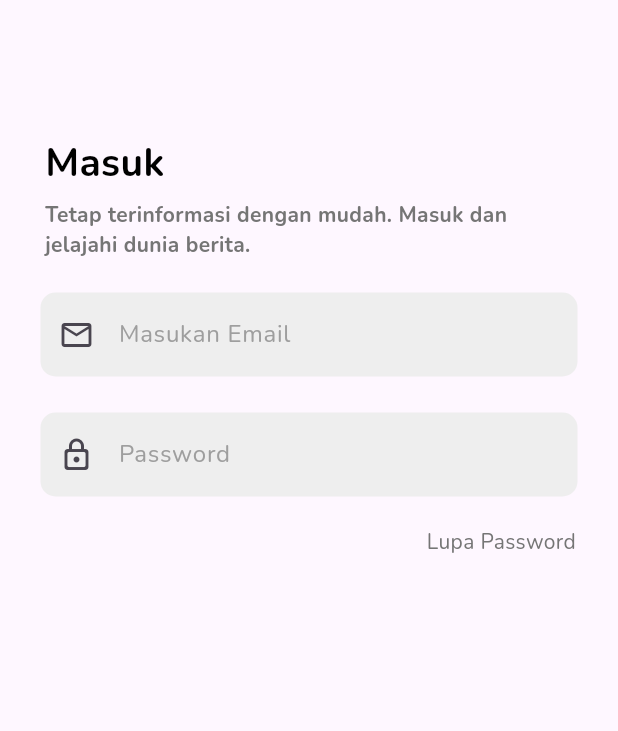
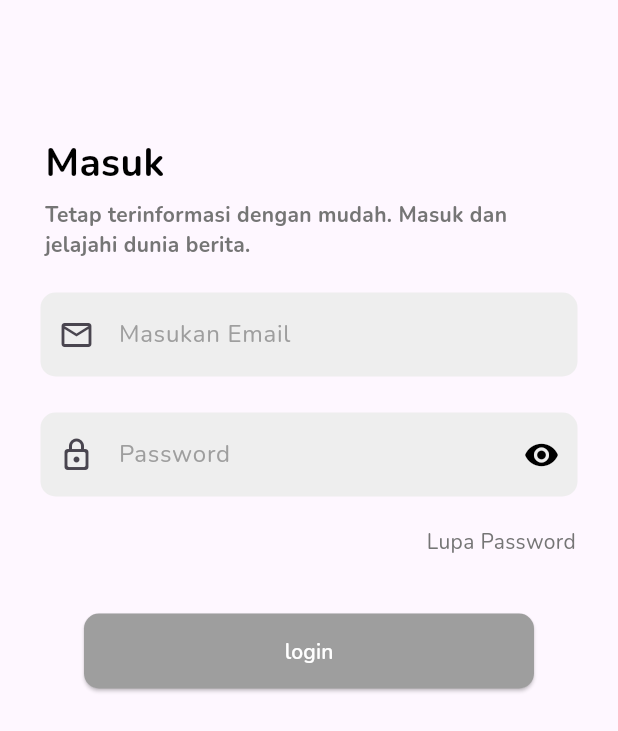
Before and after one commit to laurensiusyuda/News-App, a Flutter app: the screen it shows after launch, after a tap on "Lewati", on a phone screen of 412 x 824 dp. Shown: the top 731 px of the screen. Run offline on Flutter 3.47's test engine with Material 3 defaults, Android fonts, the phone set to English and light mode, and no system bars; our stand-ins replace flutter_svg, get, google_fonts, introduction_screen; missing offline and left inert: validatorless.

Commit message:
fix login page

```diff
--- a/lib/modules/auth/controllers/login_controller.dart
+++ b/lib/modules/auth/controllers/login_controller.dart
@@ -5,4 +5,22 @@ class LoginController extends GetxController {
   // * form key validator
 
   GlobalKey<FormState> formKey = GlobalKey<FormState>();
+  TextEditingController emailFC = TextEditingController();
+  TextEditingController passwordFC = TextEditingController();
+
+  var showPassword = true.obs;
+
+  List<Map<String, String>> dummyUsers = [
+    {"email": "laurensiusyuda87@gmail.com", "password": "Password2!"},
+    {"email": "laurensiusyuda76@gmail.com", "password": "Password3!"},
+  ];
+
+  Future<void> checkLogin() async {
+    try {
+      if (formKey.currentState!.validate()) {
+      } else {}
+    } catch (e) {
+      rethrow;
+    }
+  }
 }
--- a/lib/modules/auth/views/loginscreen.dart
+++ b/lib/modules/auth/views/loginscreen.dart
@@ -1,9 +1,11 @@
 import 'package:dummy_project_1/modules/auth/controllers/login_controller.dart';
 import 'package:dummy_project_1/modules/auth/widgets/header.dart';
+import 'package:dummy_project_1/widget/button.dart';
 import 'package:dummy_project_1/widget/textfield.dart';
 import 'package:flutter/material.dart';
 import 'package:get/get.dart';
 import 'package:google_fonts/google_fonts.dart';
+import 'package:validatorless/validatorless.dart';
 
 class LoginScreen extends StatelessWidget {
   const LoginScreen({super.key});
@@ -24,16 +26,38 @@ class LoginScreen extends StatelessWidget {
               children: [
                 const HeaderScreenLogin(),
                 const SizedBox(height: 5),
-                const TextFieldWidget(
-                  icons: Icon(Icons.mail_outline_outlined),
+                TextFieldWidget(
+                  controller: controller.emailFC,
+                  icons: const Icon(Icons.mail_outline_outlined),
                   title: 'Masukan Email',
+                  validator: Validatorless.multiple(
+                    [
+                      Validatorless.required('Silahkan Masukan Email'),
+                      Validatorless.email('Masukkan Email Yang Valid'),
+                    ],
+                  ),
                 ),
                 const SizedBox(
                   height: 10,
                 ),
-                const TextFieldWidget(
-                  title: 'Password',
-                  icons: Icon(Icons.lock_outline_rounded),
+                Obx(
+                  () => TextFieldWidgetPassword(
+                    obscureText: controller.showPassword.value,
+                    controller: controller.passwordFC,
+                    suffixIcon: IconButton(
+                      onPressed: () {
+                        controller.showPassword.toggle();
+                      },
+                      icon: Icon(
+                        controller.showPassword.value
+                            ? Icons.visibility
+                            : Icons.visibility_off,
+                        color: Colors.black,
+                      ),
+                    ),
+                    title: 'Password',
+                    icons: const Icon(Icons.lock_outline_rounded),
+                  ),
                 ),
                 const SizedBox(
                   height: 5,
@@ -60,6 +84,12 @@ class LoginScreen extends StatelessWidget {
                 const SizedBox(
                   height: 30,
                 ),
+                Center(
+                  child: ButtonWidget(
+                    onPressed: controller.checkLogin(),
+                    title: 'login',
+                  ),
+                )
               ],
             ),
           ),
--- a/lib/widget/button.dart
+++ b/lib/widget/button.dart
@@ -1,10 +1,39 @@
 import 'package:flutter/material.dart';
+import 'package:google_fonts/google_fonts.dart';
 
 class ButtonWidget extends StatelessWidget {
-  const ButtonWidget({super.key});
+  final String? title;
+  final Future<void> onPressed;
+
+  const ButtonWidget({
+    required this.onPressed,
+    this.title,
+    super.key,
+  });
 
   @override
   Widget build(BuildContext context) {
-    return const Placeholder();
+    return ElevatedButton(
+      style: ElevatedButton.styleFrom(
+        backgroundColor: Colors.grey[500],
+        minimumSize: const Size(300, 50),
+        shape: RoundedRectangleBorder(
+          borderRadius: BorderRadius.circular(10),
+        ),
+      ),
+      onPressed: () {
+        onPressed;
+      },
+      child: Text(
+        '$title',
+        style: GoogleFonts.nunito(
+          textStyle: const TextStyle(
+            color: Colors.white,
+            fontSize: 14,
+            fontWeight: FontWeight.w600,
+          ),
+        ),
+      ),
+    );
   }
 }
--- a/lib/widget/textfield.dart
+++ b/lib/widget/textfield.dart
@@ -4,10 +4,15 @@ import 'package:google_fonts/google_fonts.dart';
 class TextFieldWidget extends StatelessWidget {
   final String title;
   final Icon? icons;
+  final TextEditingController? controller;
+  final FormFieldValidator<String>? validator;
+
   const TextFieldWidget({
     super.key,
     this.icons,
     required this.title,
+    this.controller,
+    this.validator,
   });
 
   @override
@@ -15,7 +20,9 @@ class TextFieldWidget extends StatelessWidget {
     return Container(
       margin: const EdgeInsets.all(5),
       padding: const EdgeInsets.all(2),
-      child: TextField(
+      child: TextFormField(
+        validator: validator,
+        controller: controller,
         decoration: InputDecoration(
           filled: true,
           fillColor: Colors.grey[200],
@@ -36,3 +43,52 @@ class TextFieldWidget extends StatelessWidget {
     );
   }
 }
+
+class TextFieldWidgetPassword extends StatelessWidget {
+  final String title;
+  final Icon? icons;
+  final TextEditingController? controller;
+  final FormFieldValidator<String>? validator;
+  final IconButton? suffixIcon;
+  final bool obscureText;
+
+  const TextFieldWidgetPassword({
+    super.key,
+    required this.obscureText,
+    required this.title,
+    this.icons,
+    this.controller,
+    this.validator,
+    this.suffixIcon,
+  });
+
+  @override
+  Widget build(BuildContext context) {
+    return Container(
+      margin: const EdgeInsets.all(5),
+      padding: const EdgeInsets.all(2),
+      child: TextFormField(
+        obscureText: obscureText,
+        validator: validator,
+        controller: controller,
+        decoration: InputDecoration(
+          filled: true,
+          fillColor: Colors.grey[200],
+          border: OutlineInputBorder(
+            borderRadius: BorderRadius.circular(10.0),
+            borderSide: const BorderSide(
+              width: 0,
+              style: BorderStyle.none,
+            ),
+          ),
+          hintText: title,
+          hintStyle: GoogleFonts.nunito(
+            textStyle: const TextStyle(color: Colors.grey),
+          ),
+          prefixIcon: icons,
+          suffixIcon: suffixIcon,
+        ),
+      ),
+    );
+  }
+}
--- a/pubspec.yaml
+++ b/pubspec.yaml
@@ -41,6 +41,7 @@ dependencies:
   flutter_svg: ^2.0.10+1
   introduction_screen: ^3.1.14
   google_fonts: ^6.2.0
+  validatorless: ^1.2.3
 
 dev_dependencies:
   flutter_test:
```
Also changed, not shown: pubspec.lock.
